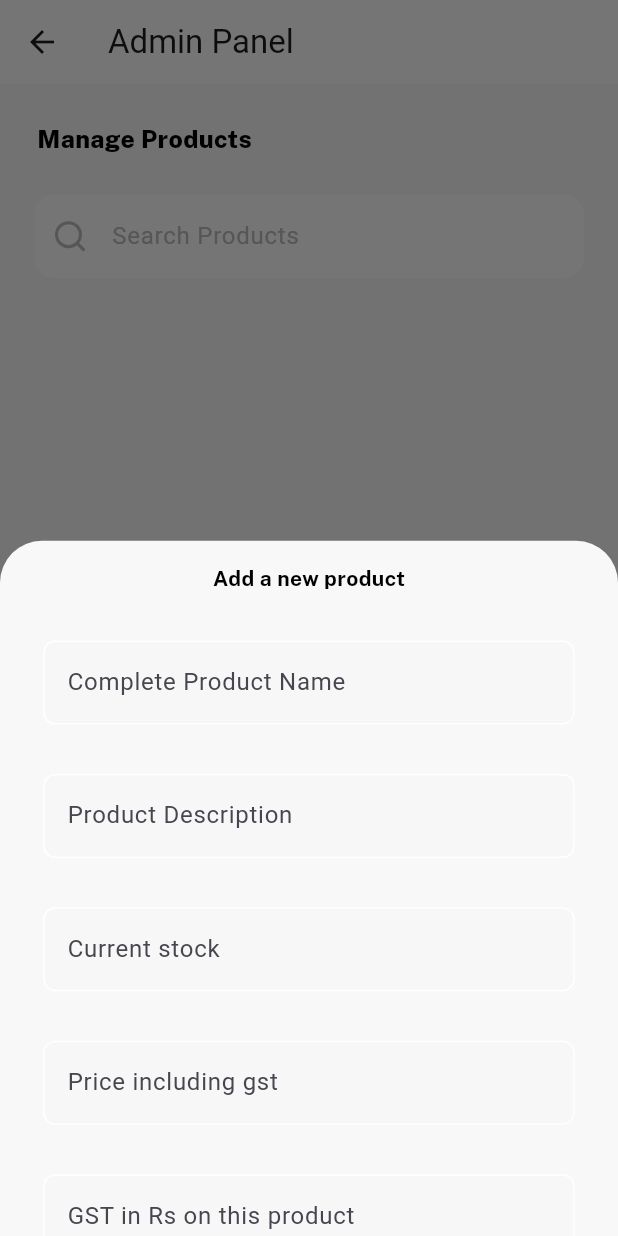
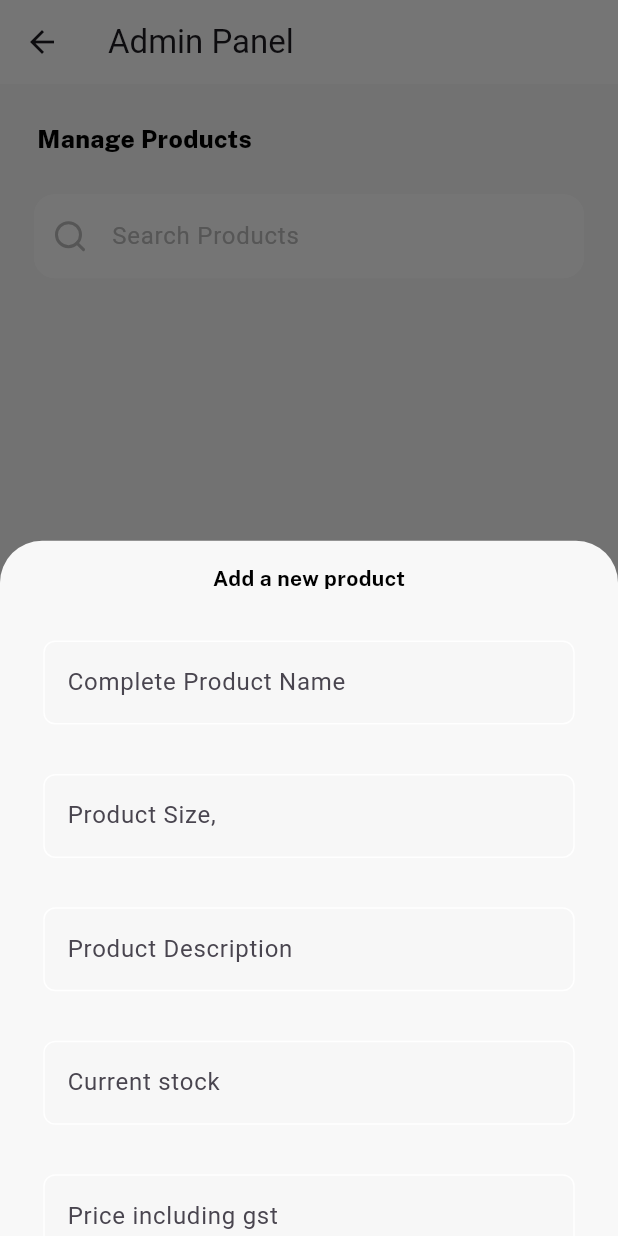
Before and after one commit to Utkarsh4517/joharBasket, a Flutter app: the ProfilePage screen opened directly, after a tap on the "add" icon, on a phone screen of 412 x 824 dp. Run offline on Flutter 3.47's test engine with Material 2 defaults, Android fonts, the phone set to English and light mode, and no system bars; drawn by our look-alikes of google_nav_bar; our stand-ins replace bloc, cached_network_image, cloud_firestore, feather_icons, firebase_auth, firebase_core and 11 more; accounts and stored records are empty; network calls fail.

Commit message:
added size option to products

```diff
--- a/lib/features/cart/repo/cart_repo.dart
+++ b/lib/features/cart/repo/cart_repo.dart
@@ -25,6 +25,7 @@ class CartRepo {
       }
       return products;
     } catch (e) {
+      print(e.toString());
       return [];
     }
   }
@@ -247,6 +248,7 @@ class CartRepo {
         'inStock': product.inStock,
         'description': product.description,
         'gst': product.gst,
+        'size': product.size,
       });
     }
 
@@ -262,6 +264,7 @@ class CartRepo {
         'inStock': product.inStock,
         'description': product.description,
         'gst': product.gst,
+        'size': product.size,
       });
     }
 
--- a/lib/features/grocery/repo/grocery_repo.dart
+++ b/lib/features/grocery/repo/grocery_repo.dart
@@ -50,6 +50,7 @@ class GroceryRepo {
         'inStock': grocery.inStock,
         'description': grocery.description,
         'gst': grocery.gst,
+        'size': grocery.size,
       });
     }
   }
@@ -78,6 +79,7 @@ class GroceryRepo {
         'inStock': grocery.inStock,
         'description': grocery.description,
         'gst': grocery.gst,
+        'size': grocery.size,
       });
     }
   }
--- a/lib/features/grocery/ui/grocery_page.dart
+++ b/lib/features/grocery/ui/grocery_page.dart
@@ -102,6 +102,7 @@ class _GroceryPageState extends State<GroceryPage>
                             if (successState.products[index].isFeatured ==
                                 true) {
                               return GroceryCard(
+                                size: successState.products[index].size!,
                                 bloc: groceryBloc,
                                 gst: successState.products[index].gst,
                                 name: successState.products[index].name,
@@ -148,6 +149,7 @@ class _GroceryPageState extends State<GroceryPage>
                           itemCount: successState.products.length,
                           itemBuilder: (context, index) {
                             return GroceryCardSmall(
+                              size: successState.products[index].size!,
                               bloc: groceryBloc,
                               gst: successState.products[index].gst,
                               name: successState.products[index].name,
--- a/lib/features/grocery/ui/grocery_product_page.dart
+++ b/lib/features/grocery/ui/grocery_product_page.dart
@@ -205,6 +205,7 @@ class _GroceryProductPageState extends State<GroceryProductPage> {
                   ],
                 ),
                 ProductHeadText(text: widget.grocery.name),
+                ProductHeadText(text: widget.grocery.size!),
                 SizedBox(height: getScreenWidth(context) * 0.05),
                 Row(
                   mainAxisAlignment: MainAxisAlignment.spaceBetween,
--- a/lib/features/grocery/widgets/grocery_card.dart
+++ b/lib/features/grocery/widgets/grocery_card.dart
@@ -18,6 +18,7 @@ class GroceryCard extends StatelessWidget {
   final ProductDataModel groceryUiDataModel;
   final String description;
   final dynamic gst;
+  final String size;
 
   const GroceryCard({
     required this.gst,
@@ -30,6 +31,7 @@ class GroceryCard extends StatelessWidget {
     required this.isFeatured,
     required this.description,
     required this.groceryUiDataModel,
+    required this.size,
     this.nos,
     super.key,
   });
@@ -104,6 +106,15 @@ class GroceryCard extends StatelessWidget {
                                 fontWeight: FontWeight.w900,
                                 fontSize: getScreenWidth(context) * 0.035),
                           ),
+                          Text(
+                            size,
+                            maxLines: 2,
+                            overflow: TextOverflow.ellipsis,
+                            style: GoogleFonts.publicSans(
+                                color: Colors.black,
+                                fontWeight: FontWeight.w900,
+                                fontSize: getScreenWidth(context) * 0.035),
+                          ),
                           SizedBox(height: getScreenWidth(context) * 0.02),
                           Text(
                             '₹ $price',
--- a/lib/features/grocery/widgets/grocery_card_small.dart
+++ b/lib/features/grocery/widgets/grocery_card_small.dart
@@ -18,6 +18,7 @@ class GroceryCardSmall extends StatelessWidget {
   final ProductDataModel groceryUiDataModel;
   final String description;
   final dynamic gst;
+  final String size;
 
   const GroceryCardSmall({
     required this.gst,
@@ -30,6 +31,7 @@ class GroceryCardSmall extends StatelessWidget {
     required this.isFeatured,
     required this.description,
     required this.groceryUiDataModel,
+    required this.size,
     this.nos,
     super.key,
   });
@@ -105,6 +107,15 @@ class GroceryCardSmall extends StatelessWidget {
                                 fontWeight: FontWeight.w900,
                                 fontSize: getScreenWidth(context) * 0.028),
                           ),
+                          Text(
+                            size,
+                            maxLines: 2,
+                            overflow: TextOverflow.ellipsis,
+                            style: GoogleFonts.publicSans(
+                                color: Colors.black,
+                                fontWeight: FontWeight.w900,
+                                fontSize: getScreenWidth(context) * 0.028),
+                          ),
                           SizedBox(height: getScreenWidth(context) * 0.02),
                           Text(
                             '₹ $price',
--- a/lib/features/profile/bloc/profile_bloc.dart
+++ b/lib/features/profile/bloc/profile_bloc.dart
@@ -66,7 +66,9 @@ class ProfileBloc extends Bloc<ProfileEvent, ProfileState> {
       isFeatured: event.isFeatred,
       description: event.description,
       price: event.price,
-        gst: event.gst);
+      gst: event.gst,
+      size: event.size,
+    );
     emit(ProductDetailsUpdatedState());
   }
 
--- a/lib/features/profile/bloc/profile_event.dart
+++ b/lib/features/profile/bloc/profile_event.dart
@@ -18,6 +18,7 @@ class AddProductClickedEvent extends ProfileEvent {
   final String category;
   final String productId;
   final bool isFeatured;
+  final String size;
   AddProductClickedEvent({
     required this.name,
     required this.description,
@@ -28,6 +29,7 @@ class AddProductClickedEvent extends ProfileEvent {
     required this.category,
     required this.productId,
     required this.isFeatured,
+    required this.size,
   });
 }
 
@@ -53,6 +55,7 @@ class ProductUpdateDetailsClickedEvent extends ProfileEvent {
   final String description;
   final double price;
   final double gst;
+  final String size;
   ProductUpdateDetailsClickedEvent({
     required this.product,
     required this.inStock,
@@ -61,6 +64,7 @@ class ProductUpdateDetailsClickedEvent extends ProfileEvent {
     required this.description,
     required this.price,
     required this.gst,
+    required this.size,
   });
 }
 
--- a/lib/features/profile/repo/profile_repo.dart
+++ b/lib/features/profile/repo/profile_repo.dart
@@ -81,6 +81,7 @@ class ProfileRepo {
           nos: 0,
           description: data['description'],
           inStock: data['inStock'],
+          size: data['size'],
         );
       }).toList();
     });
@@ -95,6 +96,7 @@ class ProfileRepo {
     required String description,
     required double price,
     required double gst,
+    required String size,
   }) async {
     final document = FirebaseFirestore.instance
         .collection('grocery')
@@ -107,6 +109,7 @@ class ProfileRepo {
       'description': description,
       'price': price,
       'gst': gst,
+      'size': size,
     });
   }
 
@@ -569,6 +572,7 @@ class ProfileRepo {
         return [];
       }
     } catch (e) {
+      print(e.toString());
       return [];
     }
   }
--- a/lib/features/profile/ui/profile_page.dart
+++ b/lib/features/profile/ui/profile_page.dart
@@ -28,6 +28,7 @@ class _ProfilePageState extends State<ProfilePage> {
   final inStockController = TextEditingController();
   final priceController = TextEditingController();
   final gstController = TextEditingController();
+  final sizeController = TextEditingController();
 
   final ProfileBloc profileBloc = ProfileBloc();
   int _selectedIndex = 0;
@@ -39,6 +40,7 @@ class _ProfilePageState extends State<ProfilePage> {
     inStockController.dispose();
     priceController.dispose();
     gstController.dispose();
+    sizeController.dispose();
     super.dispose();
   }
 
@@ -120,6 +122,10 @@ class _ProfilePageState extends State<ProfilePage> {
                           DetailsTextField(
                               controller: nameController,
                               label: 'Complete Product Name'),
+
+                          DetailsTextField(
+                              controller: sizeController,
+                              label: 'Product Size,'),
                           DetailsTextField(
                               controller: descriptionController,
                               label: 'Product Description'),
@@ -219,6 +225,7 @@ class _ProfilePageState extends State<ProfilePage> {
                                   category: 'grocery',
                                   isFeatured: toggle,
                                   productId: productid,
+                                  size: sizeController.text.toString(),
                                 ));
                                 showSuccessMessage();
                                 Navigator.pop(context);
@@ -261,5 +268,4 @@ class _ProfilePageState extends State<ProfilePage> {
       ),
     );
   }
-
 }
--- a/lib/features/profile/widgets/profile_product_card.dart
+++ b/lib/features/profile/widgets/profile_product_card.dart
@@ -33,9 +33,11 @@ class _ProfileProductCardState extends State<ProfileProductCard> {
     final inStockController = TextEditingController();
     final priceController = TextEditingController();
     final gstController = TextEditingController();
+    final sizeController = TextEditingController();
     bool toggle = state.product.isFeatured;
     String radioValue = 'grocery';
     nameController.text = productDataModel.name;
+    sizeController.text = productDataModel.size!;
     descriptionController.text = productDataModel.description;
     inStockController.text = productDataModel.inStock.toString();
     priceController.text = productDataModel.price.toString();
@@ -131,6 +133,7 @@ class _ProfileProductCardState extends State<ProfileProductCard> {
               GestureDetector(
                 onTap: () => profileBloc.add(ProductUpdateDetailsClickedEvent(
                   product: productDataModel,
+                  size: sizeController.text.toString(),
                   description: descriptionController.text,
                   gst: double.parse(gstController.text),
                   inStock: double.parse(inStockController.text),
--- a/lib/model/grocery_model.dart
+++ b/lib/model/grocery_model.dart
@@ -11,6 +11,7 @@ class ProductDataModel {
   final String description;
   final dynamic price;
   final dynamic gst;
+  final String? size;
   ProductDataModel({
     required this.gst,
     required this.imageUrl,
@@ -21,6 +22,7 @@ class ProductDataModel {
     required this.nos,
     required this.description,
     required this.inStock,
+    required this.size,
   });
 
   Map<String, dynamic> toMap() {
@@ -34,6 +36,7 @@ class ProductDataModel {
       'description': description,
       'price': price,
       'gst': gst,
+      'size': size,
     };
   }
 
@@ -48,11 +51,11 @@ class ProductDataModel {
       description: map['description'] as String,
       price: map['price'] as dynamic,
       gst: map['gst'] as dynamic,
+      size: map['size'] as String,
     );
   }
 
   String toJson() => json.encode(toMap());
 
-  factory ProductDataModel.fromJson(String source) =>
-      ProductDataModel.fromMap(json.decode(source) as Map<String, dynamic>);
+  factory ProductDataModel.fromJson(String source) => ProductDataModel.fromMap(json.decode(source) as Map<String, dynamic>);
 }
```
Lines whose indentation alone changed are shown as unchanged.
